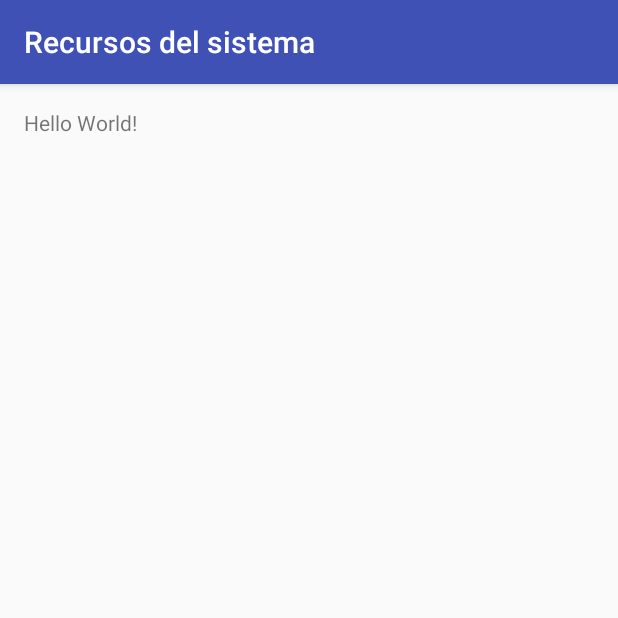
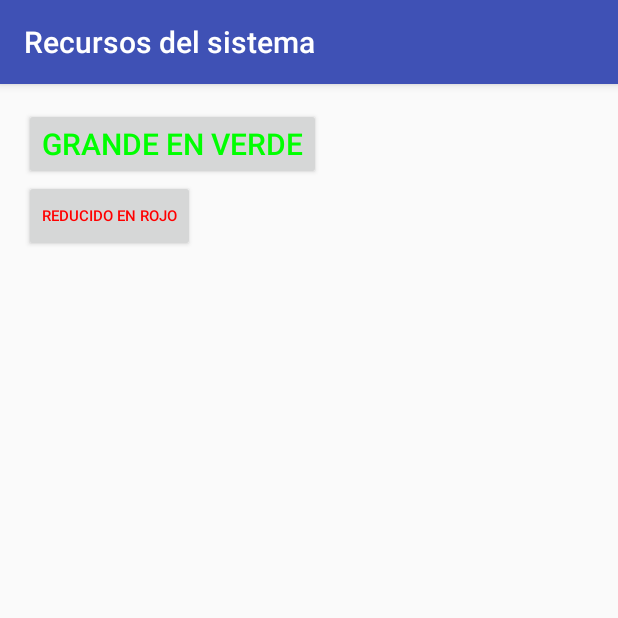
Before and after one commit to jcarlosj/edx-UAM-Android-Ejemplo-Recursos, an Android app: the screen it shows after launch (MainActivity), on a phone screen of 412 x 824 dp, the top half of it. Run offline under Robolectric (Android 15) with nearby library versions, the phone set to English and light mode, and no system bars.

Commit message:
Agrega dos botones a "activity_main.xml"
 - Agregamos dos componentes "Button" al "activity_main.xml"
   adicionando los parámetros para agregar: mensajes de texto
   al boton, color al texto del mensaje, y dimensiones al texto.
 - Agregamos dos cadenas para los nombres de dichos botones
   al fichero "strings.xml".
 - Agregamos dos colores para los textos de los botones al
   fichero "colors.xml".
 - Agregamos dos dimensiones para los textos de los botones
   al fichero "dimens.xml".

NOTA: Todas las características fueron implementadas desde XML.

```diff
--- a/app/src/main/res/layout/activity_main.xml
+++ b/app/src/main/res/layout/activity_main.xml
@@ -1,11 +1,29 @@
 <?xml version="1.0" encoding="utf-8"?>
-<RelativeLayout xmlns:android="http://schemas.android.com/apk/res/android"
-    xmlns:tools="http://schemas.android.com/tools" android:layout_width="match_parent"
-    android:layout_height="match_parent" android:paddingLeft="@dimen/activity_horizontal_margin"
+<LinearLayout xmlns:android="http://schemas.android.com/apk/res/android"
+    xmlns:tools="http://schemas.android.com/tools"
+    android:layout_width="match_parent"
+    android:layout_height="match_parent"
+    android:paddingLeft="@dimen/activity_horizontal_margin"
     android:paddingRight="@dimen/activity_horizontal_margin"
     android:paddingTop="@dimen/activity_vertical_margin"
-    android:paddingBottom="@dimen/activity_vertical_margin" tools:context=".MainActivity">
+    android:paddingBottom="@dimen/activity_vertical_margin"
+    android:orientation="vertical"
+    tools:context=".MainActivity">
 
-    <TextView android:text="Hello World!" android:layout_width="wrap_content"
-        android:layout_height="wrap_content" />
-</RelativeLayout>
+    <Button
+        android:layout_width="wrap_content"
+        android:layout_height="wrap_content"
+        android:text="@string/label_grande"
+        android:textColor="@color/colorVerde"
+        android:textSize="@dimen/tipo_grande"
+        android:id="@+id/button" />
+
+    <Button
+        android:layout_width="wrap_content"
+        android:layout_height="wrap_content"
+        android:text="@string/label_reducido"
+        android:textColor="@color/colorRojo"
+        android:textSize="@dimen/tipo_reducido"
+        android:id="@+id/button2" />
+
+</LinearLayout>
--- a/app/src/main/res/values/colors.xml
+++ b/app/src/main/res/values/colors.xml
@@ -3,4 +3,6 @@
     <color name="colorPrimary">#3F51B5</color>
     <color name="colorPrimaryDark">#303F9F</color>
     <color name="colorAccent">#FF4081</color>
+    <color name="colorVerde">#FF00FF00</color>
+    <color name="colorRojo">#FFFF0000</color>
 </resources>
--- a/app/src/main/res/values/dimens.xml
+++ b/app/src/main/res/values/dimens.xml
@@ -2,4 +2,6 @@
     <!-- Default screen margins, per the Android Design guidelines. -->
     <dimen name="activity_horizontal_margin">16dp</dimen>
     <dimen name="activity_vertical_margin">16dp</dimen>
+    <dimen name="tipo_grande">20dp</dimen>
+    <dimen name="tipo_reducido">10dp</dimen>
 </resources>
--- a/app/src/main/res/values/strings.xml
+++ b/app/src/main/res/values/strings.xml
@@ -1,3 +1,5 @@
 <resources>
     <string name="app_name">Recursos del sistema</string>
+    <string name="label_grande">Grande en verde</string>
+    <string name="label_reducido">Reducido en rojo</string>
 </resources>
```
